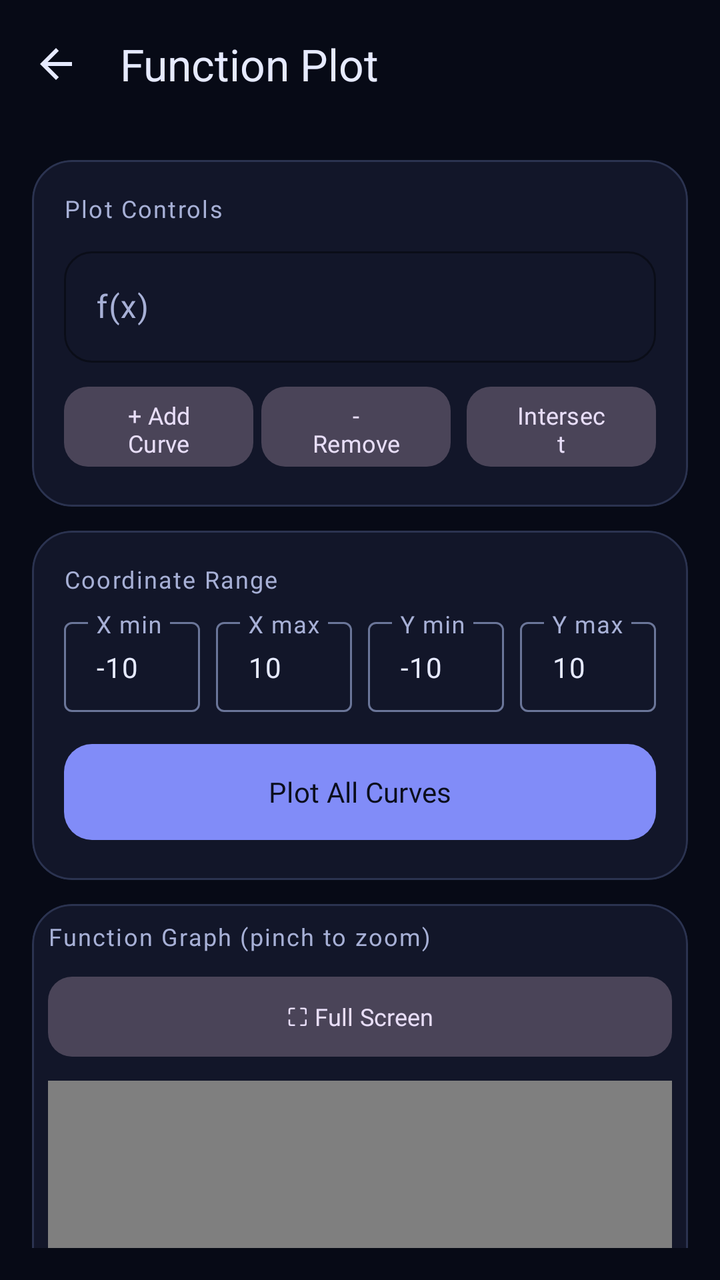
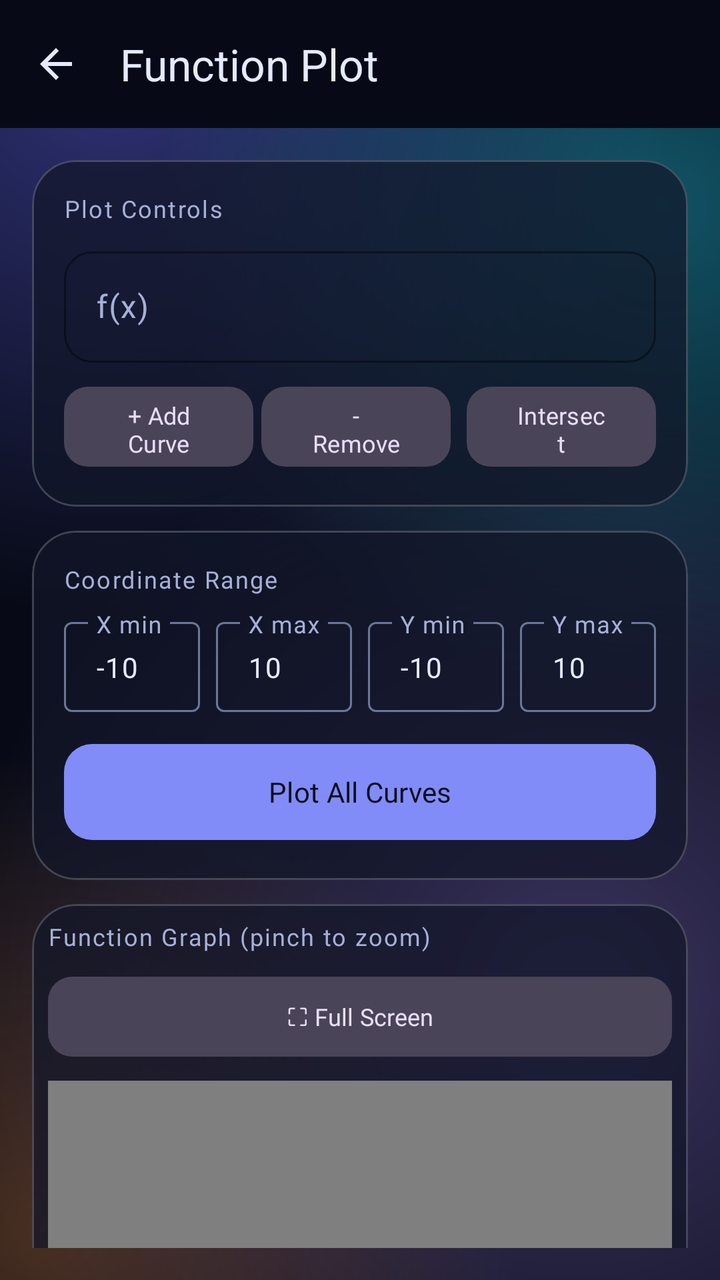

Compare the two renders of this Android layout. The source of the first and the diff that turns it into the second are given below.
<!-- AndroidManifest.xml: application theme Theme.SuperCalc -->
<!-- res/layout/activity_plot.xml -->
<?xml version="1.0" encoding="utf-8"?>
<androidx.coordinatorlayout.widget.CoordinatorLayout
    xmlns:android="http://schemas.android.com/apk/res/android"
    xmlns:app="http://schemas.android.com/apk/res-auto"
    android:layout_width="match_parent"
    android:layout_height="match_parent"
    android:background="@color/sc_void"
    android:fitsSystemWindows="true">

    <com.google.android.material.appbar.AppBarLayout
        android:layout_width="match_parent"
        android:layout_height="wrap_content"
        android:background="@color/sc_void">

        <com.google.android.material.appbar.MaterialToolbar
            android:id="@+id/toolbar"
            android:layout_width="match_parent"
            android:layout_height="?attr/actionBarSize"
            app:navigationIcon="@drawable/ic_back"
            app:title="Function Plot"
            app:titleTextColor="@color/m3_on_surface" />

    </com.google.android.material.appbar.AppBarLayout>

    <androidx.core.widget.NestedScrollView
        android:id="@+id/scroll_view"
        android:layout_width="match_parent"
        android:layout_height="match_parent"
        android:paddingStart="16dp"
        android:paddingEnd="16dp"
        android:paddingTop="16dp"
        android:paddingBottom="16dp"
        app:layout_behavior="@string/appbar_scrolling_view_behavior">

        <LinearLayout
            android:layout_width="match_parent"
            android:layout_height="wrap_content"
            android:orientation="vertical">

            <com.google.android.material.card.MaterialCardView
                style="@style/Widget.SuperCalc.Card"
                android:layout_width="match_parent"
                android:layout_height="wrap_content"
                android:layout_marginBottom="12dp">

                <LinearLayout
                    android:layout_width="match_parent"
                    android:layout_height="wrap_content"
                    android:orientation="vertical"
                    android:padding="16dp">

                    <TextView
                        android:text="@string/plot_controls"
                        android:textSize="12sp"
                        android:textColor="@color/m3_on_surface_variant"
                        android:fontFamily="@font/outfit_regular"
                        android:letterSpacing="0.06"
                        android:layout_marginBottom="8dp"
                        android:layout_width="wrap_content"
                        android:layout_height="wrap_content" />

                    <com.google.android.material.textfield.TextInputLayout
                        style="@style/Widget.SuperCalc.TextInput"
                        android:layout_width="match_parent"
                        android:layout_height="wrap_content"
                        android:hint="@string/hint_fx"
                        app:hintTextColor="@color/m3_outline"
                        android:layout_marginBottom="8dp">

                        <com.google.android.material.textfield.TextInputEditText
                            android:id="@+id/plot_expr_input"
                            android:layout_width="match_parent"
                            android:layout_height="wrap_content"
                            android:textColor="@color/m3_on_surface"
                            android:textSize="16sp"
                            android:fontFamily="@font/jetbrains_mono"
                            android:singleLine="true"
                            android:inputType="text" />

                    </com.google.android.material.textfield.TextInputLayout>

                    <LinearLayout
                        android:layout_width="match_parent"
                        android:layout_height="wrap_content"
                        android:orientation="horizontal">

                        <com.google.android.material.button.MaterialButton
                            android:id="@+id/btn_add_curve"
                            style="@style/Widget.Material3.Button.TonalButton"
                            android:layout_width="0dp"
                            android:layout_weight="1"
                            android:layout_height="48dp"
                            android:text="@string/add_curve"
                            android:fontFamily="@font/jetbrains_mono"
                            android:textSize="12sp"
                            app:cornerRadius="12dp"
                            android:layout_marginEnd="4dp" />

                        <com.google.android.material.button.MaterialButton
                            android:id="@+id/btn_remove_curve"
                            style="@style/Widget.Material3.Button.TonalButton"
                            android:layout_width="0dp"
                            android:layout_weight="1"
                            android:layout_height="48dp"
                            android:text="@string/remove_curve"
                            android:fontFamily="@font/jetbrains_mono"
                            android:textSize="12sp"
                            app:cornerRadius="12dp"
                            android:layout_marginEnd="4dp" />

                        <com.google.android.material.button.MaterialButton
                            android:id="@+id/btn_find_intersections"
                            style="@style/Widget.Material3.Button.TonalButton"
                            android:layout_width="0dp"
                            android:layout_weight="1"
                            android:layout_height="48dp"
                            android:text="@string/intersect"
                            android:fontFamily="@font/jetbrains_mono"
                            android:textSize="12sp"
                            app:cornerRadius="12dp"
                            android:layout_marginStart="4dp" />

                    </LinearLayout>

                </LinearLayout>

            </com.google.android.material.card.MaterialCardView>

            <com.google.android.material.card.MaterialCardView
                style="@style/Widget.SuperCalc.Card"
                android:layout_width="match_parent"
                android:layout_height="wrap_content"
                android:layout_marginBottom="12dp">

                <LinearLayout
                    android:layout_width="match_parent"
                    android:layout_height="wrap_content"
                    android:orientation="vertical"
                    android:padding="16dp">

                    <TextView
                        android:text="@string/coordinate_range"
                        android:textSize="12sp"
                        android:textColor="@color/m3_on_surface_variant"
                        android:fontFamily="@font/outfit_regular"
                        android:letterSpacing="0.06"
                        android:layout_marginBottom="8dp"
                        android:layout_width="wrap_content"
                        android:layout_height="wrap_content" />

                    <LinearLayout
                        android:layout_width="match_parent"
                        android:layout_height="wrap_content"
                        android:orientation="horizontal">

                        <com.google.android.material.textfield.TextInputLayout
                            android:layout_width="0dp"
                            android:layout_weight="1"
                            android:layout_height="wrap_content"
                            android:hint="@string/hint_x_min"
                            style="@style/Widget.Material3.TextInputLayout.OutlinedBox.Dense"
                            app:hintTextColor="@color/m3_outline"
                            android:layout_marginEnd="4dp">

                            <com.google.android.material.textfield.TextInputEditText
                                android:id="@+id/x_min_input"
                                android:layout_width="match_parent"
                                android:layout_height="wrap_content"
                                android:text="-10"
                                android:fontFamily="@font/jetbrains_mono"
                                android:textSize="14sp"
                                android:textColor="@color/m3_on_surface"
                                android:singleLine="true"
                                android:inputType="numberDecimal|numberSigned" />

                        </com.google.android.material.textfield.TextInputLayout>

                        <com.google.android.material.textfield.TextInputLayout
                            android:layout_width="0dp"
                            android:layout_weight="1"
                            android:layout_height="wrap_content"
                            android:hint="@string/hint_x_max"
                            style="@style/Widget.Material3.TextInputLayout.OutlinedBox.Dense"
                            app:hintTextColor="@color/m3_outline"
                            android:layout_marginStart="4dp"
                            android:layout_marginEnd="4dp">

                            <com.google.android.material.textfield.TextInputEditText
                                android:id="@+id/x_max_input"
                                android:layout_width="match_parent"
                                android:layout_height="wrap_content"
                                android:text="10"
                                android:fontFamily="@font/jetbrains_mono"
                                android:textSize="14sp"
                                android:textColor="@color/m3_on_surface"
                                android:singleLine="true"
                                android:inputType="numberDecimal|numberSigned" />

                        </com.google.android.material.textfield.TextInputLayout>

                        <com.google.android.material.textfield.TextInputLayout
                            android:layout_width="0dp"
                            android:layout_weight="1"
                            android:layout_height="wrap_content"
                            android:hint="@string/hint_y_min"
                            style="@style/Widget.Material3.TextInputLayout.OutlinedBox.Dense"
                            app:hintTextColor="@color/m3_outline"
                            android:layout_marginStart="4dp"
                            android:layout_marginEnd="4dp">

                            <com.google.android.material.textfield.TextInputEditText
                                android:id="@+id/y_min_input"
                                android:layout_width="match_parent"
                                android:layout_height="wrap_content"
                                android:text="-10"
                                android:fontFamily="@font/jetbrains_mono"
                                android:textSize="14sp"
                                android:textColor="@color/m3_on_surface"
                                android:singleLine="true"
                                android:inputType="numberDecimal|numberSigned" />

                        </com.google.android.material.textfield.TextInputLayout>

                        <com.google.android.material.textfield.TextInputLayout
                            android:layout_width="0dp"
                            android:layout_weight="1"
                            android:layout_height="wrap_content"
                            android:hint="@string/hint_y_max"
                            style="@style/Widget.Material3.TextInputLayout.OutlinedBox.Dense"
                            app:hintTextColor="@color/m3_outline"
                            android:layout_marginStart="4dp">

                            <com.google.android.material.textfield.TextInputEditText
                                android:id="@+id/y_max_input"
                                android:layout_width="match_parent"
                                android:layout_height="wrap_content"
                                android:text="10"
                                android:fontFamily="@font/jetbrains_mono"
                                android:textSize="14sp"
                                android:textColor="@color/m3_on_surface"
                                android:singleLine="true"
                                android:inputType="numberDecimal|numberSigned" />

                        </com.google.android.material.textfield.TextInputLayout>

                    </LinearLayout>

                    <com.google.android.material.button.MaterialButton
                        android:id="@+id/btn_plot_all"
                        style="@style/Widget.Material3.Button"
                        android:layout_width="match_parent"
                        android:layout_height="56dp"
                        android:text="@string/plot_all_curves"
                        android:fontFamily="@font/jetbrains_mono"
                        android:textSize="14sp"
                        app:cornerRadius="14dp"
                        android:layout_marginTop="12dp" />

                </LinearLayout>

            </com.google.android.material.card.MaterialCardView>

            <com.google.android.material.card.MaterialCardView
                style="@style/Widget.SuperCalc.Card"
                android:layout_width="match_parent"
                android:layout_height="400dp"
                android:layout_marginBottom="12dp">

                <LinearLayout
                    android:layout_width="match_parent"
                    android:layout_height="match_parent"
                    android:orientation="vertical"
                    android:padding="8dp">

                    <TextView
                        android:text="@string/plot_title"
                        android:textSize="12sp"
                        android:textColor="@color/m3_on_surface_variant"
                        android:fontFamily="@font/outfit_regular"
                        android:letterSpacing="0.06"
                        android:layout_marginBottom="8dp"
                        android:layout_width="wrap_content"
                        android:layout_height="wrap_content" />

                    <LinearLayout
                        android:layout_width="match_parent"
                        android:layout_height="wrap_content"
                        android:orientation="horizontal"
                        android:layout_marginBottom="8dp">

                        <com.google.android.material.button.MaterialButton
                            android:id="@+id/btn_zoom"
                            style="@style/Widget.Material3.Button.TonalButton"
                            android:layout_width="0dp"
                            android:layout_weight="1"
                            android:layout_height="48dp"
                            android:text="@string/full_screen"
                            android:fontFamily="@font/jetbrains_mono"
                            android:textSize="12sp"
                            app:cornerRadius="12dp" />

                    </LinearLayout>

                    <com.github.mikephil.charting.charts.LineChart
                        android:id="@+id/full_line_chart"
                        android:layout_width="match_parent"
                        android:layout_height="match_parent" />

                </LinearLayout>

            </com.google.android.material.card.MaterialCardView>

            <com.google.android.material.button.MaterialButton
                android:id="@+id/btn_back"
                style="@style/Widget.Material3.Button.OutlinedButton"
                android:layout_width="match_parent"
                android:layout_height="56dp"
                android:text="@string/back_to_calc"
                android:fontFamily="@font/jetbrains_mono"
                android:textSize="14sp"
                app:cornerRadius="14dp"
                android:layout_marginBottom="24dp" />

        </LinearLayout>

    </androidx.core.widget.NestedScrollView>

</androidx.coordinatorlayout.widget.CoordinatorLayout>
<!-- resources referenced by this layout -->
<resources>
  <color name="m3_on_surface">#FFE6EAFF</color>
  <color name="m3_on_surface_variant">#FFA7B0D6</color>
  <color name="m3_outline">#FF6B7699</color>
  <color name="sc_void">#FF070A16</color>
  <!-- drawable ic_back (drawable) -->
  <vector xmlns:android="http://schemas.android.com/apk/res/android"
      android:width="24dp"
      android:height="24dp"
      android:viewportWidth="24"
      android:viewportHeight="24"
      android:tint="?attr/colorOnSurface">
      <path
          android:fillColor="#FF000000"
          android:pathData="M20,11H7.83l5.59,-5.59L12,4l-8,8 8,8 1.41,-1.41L7.83,13H20v-2z"/>
  </vector>
  <string name="add_curve">+ Add Curve</string>
  <string name="back_to_calc">Back to Calculator</string>
  <string name="coordinate_range">Coordinate Range</string>
  <string name="full_screen">⛶ Full Screen</string>
  <string name="hint_fx">f(x)</string>
  <string name="hint_x_max">X max</string>
  <string name="hint_x_min">X min</string>
  <string name="hint_y_max">Y max</string>
  <string name="hint_y_min">Y min</string>
  <string name="intersect">Intersect</string>
  <string name="plot_all_curves">Plot All Curves</string>
  <string name="plot_controls">Plot Controls</string>
  <string name="plot_title">Function Graph (pinch to zoom)</string>
  <string name="remove_curve">- Remove</string>
  <style name="Widget.SuperCalc.Card" parent="Widget.Material3.CardView.Elevated">
          <item name="cardBackgroundColor">@color/void_elevated</item>
          <item name="strokeColor">@color/m3_outline_variant</item>
          <item name="strokeWidth">1dp</item>
          <item name="cardCornerRadius">20dp</item>
          <item name="cardElevation">0dp</item>
      </style>
  <color name="void_elevated">#FF121629</color>
  <color name="m3_outline_variant">#FF2B3350</color>
  <color name="spectral_evaluate">#FF34D399</color>
  <color name="m3_primary">#FF818CF8</color>
  <color name="m3_on_primary">#FF0B0E1C</color>
  <color name="m3_primary_container">#FF312E81</color>
  <color name="m3_on_primary_container">#FFC7D2FE</color>
  <color name="m3_surface">#FF0B0E1C</color>
  <color name="m3_surface_variant">#FF1C2340</color>
  <!-- unchanged entries left out for length: 2 -->
</resources>

<!-- the commit's change to res/layout/activity_plot.xml (unified diff, before → after) -->
@@ -4,7 +4,7 @@
     xmlns:app="http://schemas.android.com/apk/res-auto"
     android:layout_width="match_parent"
     android:layout_height="match_parent"
-    android:background="@color/sc_void"
+    android:background="@drawable/bg_aurora"
     android:fitsSystemWindows="true">
 
     <com.google.android.material.appbar.AppBarLayout
<!-- resource entries referenced after the edit -->
@@ -4,6 +4,68 @@
   <color name="m3_on_surface_variant">#FFA7B0D6</color>
   <color name="m3_outline">#FF6B7699</color>
   <color name="sc_void">#FF070A16</color>
+  <!-- drawable bg_aurora (drawable) -->
+  <?xml version="1.0" encoding="utf-8"?>
+  <layer-list xmlns:android="http://schemas.android.com/apk/res/android">
+  
+      <item>
+          <shape android:shape="rectangle">
+              <solid android:color="@color/sc_void" />
+          </shape>
+      </item>
+  
+      
+      <item>
+          <shape android:shape="rectangle">
+              <gradient
+                  android:type="radial"
+                  android:centerX="0.16"
+                  android:centerY="0.04"
+                  android:gradientRadius="78%p"
+                  android:startColor="#6E6366F1"
+                  android:endColor="#006366F1" />
+          </shape>
+      </item>
+  
+      
+      <item>
+          <shape android:shape="rectangle">
+              <gradient
+                  android:type="radial"
+                  android:centerX="0.92"
+                  android:centerY="0.16"
+                  android:gradientRadius="70%p"
+                  android:startColor="#5C22D3EE"
+                  android:endColor="#0022D3EE" />
+          </shape>
+      </item>
+  
+      
+      <item>
+          <shape android:shape="rectangle">
+              <gradient
+                  android:type="radial"
+                  android:centerX="0.80"
+                  android:centerY="0.78"
+                  android:gradientRadius="86%p"
+                  android:startColor="#4FA78BFA"
+                  android:endColor="#00A78BFA" />
+          </shape>
+      </item>
+  
+      
+      <item>
+          <shape android:shape="rectangle">
+              <gradient
+                  android:type="radial"
+                  android:centerX="0.06"
+                  android:centerY="0.96"
+                  android:gradientRadius="66%p"
+                  android:startColor="#42FB923C"
+                  android:endColor="#00FB923C" />
+          </shape>
+      </item>
+  </layer-list>
   <!-- drawable ic_back (drawable) -->
   <vector xmlns:android="http://schemas.android.com/apk/res/android"
       android:width="24dp"
@@ -30,13 +92,14 @@
   <string name="plot_title">Function Graph (pinch to zoom)</string>
   <string name="remove_curve">- Remove</string>
   <style name="Widget.SuperCalc.Card" parent="Widget.Material3.CardView.Elevated">
-          <item name="cardBackgroundColor">@color/void_elevated</item>
-          <item name="strokeColor">@color/m3_outline_variant</item>
+          <item name="cardBackgroundColor">@color/glass_fill</item>
+          <item name="strokeColor">@color/glass_stroke</item>
           <item name="strokeWidth">1dp</item>
-          <item name="cardCornerRadius">20dp</item>
+          <item name="cardCornerRadius">22dp</item>
           <item name="cardElevation">0dp</item>
       </style>
-  <color name="void_elevated">#FF121629</color>
+  <color name="glass_fill">#B3121629</color>
+  <color name="glass_stroke">#33FFFFFF</color>
   <color name="m3_outline_variant">#FF2B3350</color>
   <color name="spectral_evaluate">#FF34D399</color>
   <color name="m3_primary">#FF818CF8</color>
